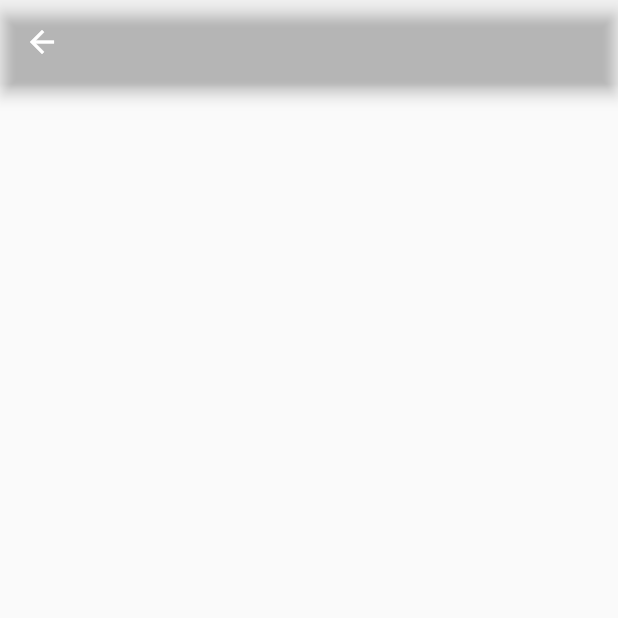
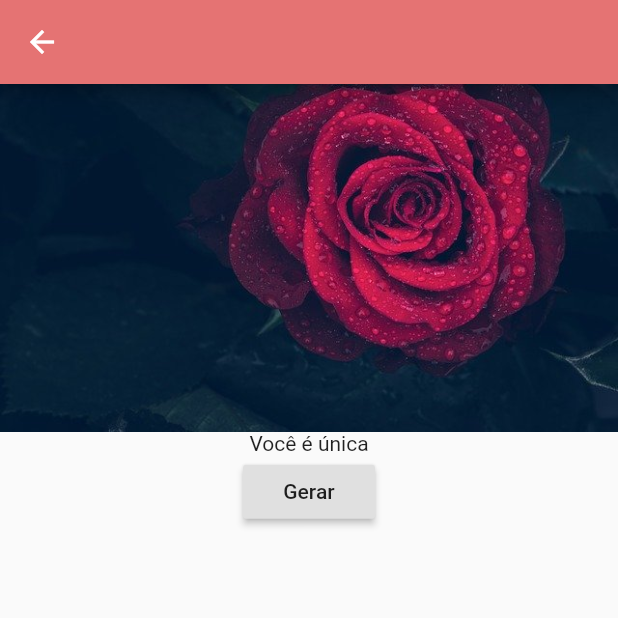
Before and after one commit to diego0361/Romantico, a Flutter app: the screen it shows after launch, after a tap on "Frases Românticas", on a phone screen of 412 x 824 dp, the top half of it. Run offline on Flutter 3.47's test engine with Material 2 defaults, Android fonts, the phone set to English and light mode, and no system bars; our stand-ins replace get, share, transparent_image; network calls fail.

Commit message:
Adicionando imagens e a parte de Frases e Imagens aleatorias

```diff
--- a/lib/main.dart
+++ b/lib/main.dart
@@ -1,21 +1,14 @@
 import 'package:flutter/material.dart';
+import 'package:get/get.dart';
 import 'package:romantico/screens/home_page.dart';
 
 void main() {
-  runApp(MyApp());
+  runApp(GetMaterialApp(
+    debugShowCheckedModeBanner: false,
+    title: 'Praticando Get',
+    theme: ThemeData(
+      primarySwatch: Colors.purple,
+    ),
+    home: HomePage(),
+  ));
 }
-
-class MyApp extends StatelessWidget {
-  // This widget is the root of your application.
-  @override
-  Widget build(BuildContext context) {
-    return MaterialApp(
-      debugShowCheckedModeBanner: false,
-      title: 'Flutter Demo',
-      theme: ThemeData(
-        primarySwatch: Colors.blue,
-      ),
-      home: HomePage(),
-    );
-  }
-}
--- a/lib/screens/frases_romanticas.dart
+++ b/lib/screens/frases_romanticas.dart
@@ -1,11 +1,54 @@
+import '../componentes/appBar.dart';
 import 'package:flutter/material.dart';
+import 'dart:math';
 
-class Frases extends StatelessWidget {
+class Frases extends StatefulWidget {
   @override
-  Widget build(context) {
+  _FrasesState createState() => _FrasesState();
+}
+
+class _FrasesState extends State<Frases> {
+  @override
+  Widget build(BuildContext context) {
+    List imagens = [
+      "imagens/img_love_1.jpg",
+      "imagens/img_love_2.jpg",
+      "imagens/img_love_3.jpg",
+      "imagens/img_love_4.jpg",
+      "imagens/img_love_5.jpg",
+      "imagens/img_love_6.jpg",
+      "imagens/img_love_7.jpg",
+    ];
+    List frases = [
+      "Eu te amo",
+      "Você é incrível",
+      "Que nosso amor seja infinito!",
+      "Só quero você",
+      "Você é única",
+      "Você é foda",
+      "Você é o amor da minha vida.",
+    ];
+
+    Random ran = Random();
+    String imagemMomento = imagens[ran.nextInt(7)];
+    String fraseMomento = frases[ran.nextInt(7)];
+
     return Scaffold(
-      appBar: AppBar(
-        backgroundColor: Colors.transparent,
+      appBar: barra("Love Infinite"),
+      body: Column(
+        children: <Widget>[
+          Image.asset(imagemMomento),
+          Text(fraseMomento),
+          RaisedButton(
+            child: Text("Gerar"),
+            onPressed: () {
+              setState(() {
+                print("Esta é a imagem " + imagemMomento);
+                print("Esta é a frase " + fraseMomento);
+              });
+            },
+          )
+        ],
       ),
     );
   }
--- a/lib/screens/home_page.dart
+++ b/lib/screens/home_page.dart
@@ -1,5 +1,5 @@
 import 'package:flutter/material.dart';
-import 'package:romantico/componentes/Barra.dart';
+import 'package:romantico/componentes/appBar.dart';
 import 'package:romantico/componentes/drawer.dart';
 import 'package:romantico/screens/frases_romanticas.dart';
 import 'package:romantico/screens/gifs.dart';
--- a/pubspec.yaml
+++ b/pubspec.yaml
@@ -26,6 +26,7 @@ dependencies:
   share: ^0.6.4+3
   transparent_image: ^1.0.0
   http: ^0.12.1
+  get: ^3.0.1
 
   # The following adds the Cupertino Icons font to your application.
   # Use with the CupertinoIcons class for iOS style icons.
@@ -48,9 +49,7 @@ flutter:
 
   # To add assets to your application, add an assets section, like this:
   assets:
-     - imagens/romance.jpg
-     - imagens/r1.jpg
-     - imagens/r2.jpg
+     - imagens/
 
   # An image asset can refer to one or more resolution-specific "variants", see
   # https://flutter.dev/assets-and-images/#resolution-aware.
```
Also changed, not shown: lib/componentes/appBar.dart (renamed from lib/componentes/barra.dart), pubspec.lock.
